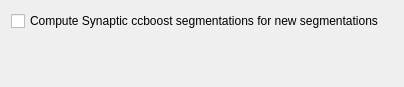
First picture: the form in GUI/Settings/CcboostSegmentationSettings.ui, repository polmonso/ccboost_segmentation, before the edit.
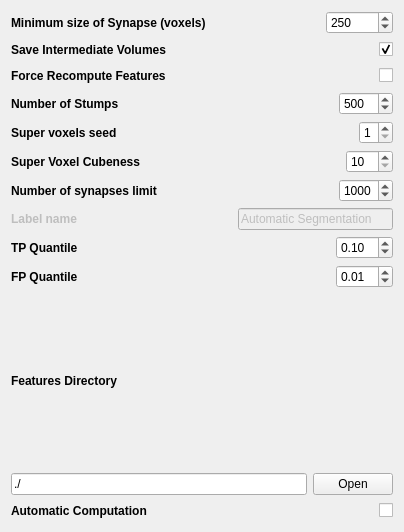
Second picture: the form after the edit.

Commit message: Branch for Real-Time, supersonic, flashgordon segmentation

What changed in the file:
```diff
--- a/GUI/Settings/CcboostSegmentationSettings.ui
+++ b/GUI/Settings/CcboostSegmentationSettings.ui
@@ -7,7 +7,7 @@
     <x>0</x>
     <y>0</y>
     <width>404</width>
-    <height>87</height>
+    <height>532</height>
    </rect>
   </property>
   <property name="minimumSize">
@@ -21,24 +21,515 @@
   </property>
   <layout class="QVBoxLayout" name="verticalLayout">
    <item>
-    <widget class="QCheckBox" name="defaultComputation">
-     <property name="text">
-      <string>Compute Synaptic ccboost segmentations for new segmentations</string>
-     </property>
-    </widget>
+    <layout class="QHBoxLayout" name="horizontalLayout">
+     <item>
+      <widget class="QLabel" name="minCCSizeLabel">
+       <property name="enabled">
+        <bool>true</bool>
+       </property>
+       <property name="font">
+        <font>
+         <weight>75</weight>
+         <bold>true</bold>
+        </font>
+       </property>
+       <property name="text">
+        <string>Minimum size of Synapse (voxels)</string>
+       </property>
+      </widget>
+     </item>
+     <item>
+      <spacer name="horizontalSpacer_3">
+       <property name="orientation">
+        <enum>Qt::Horizontal</enum>
+       </property>
+       <property name="sizeHint" stdset="0">
+        <size>
+         <width>40</width>
+         <height>20</height>
+        </size>
+       </property>
+      </spacer>
+     </item>
+     <item>
+      <widget class="QSpinBox" name="minCCSize">
+       <property name="enabled">
+        <bool>true</bool>
+       </property>
+       <property name="toolTip">
+        <string>Recommended value: 500</string>
+       </property>
+       <property name="maximum">
+        <number>1000000</number>
+       </property>
+       <property name="singleStep">
+        <number>100</number>
+       </property>
+       <property name="value">
+        <number>250</number>
+       </property>
+      </widget>
+     </item>
+    </layout>
    </item>
    <item>
-    <spacer name="verticalSpacer">
-     <property name="orientation">
-      <enum>Qt::Vertical</enum>
-     </property>
-     <property name="sizeHint" stdset="0">
-      <size>
-       <width>20</width>
-       <height>40</height>
-      </size>
-     </property>
-    </spacer>
+    <layout class="QHBoxLayout" name="horizontalLayout_5">
+     <item>
+      <widget class="QLabel" name="saveIntermediateVolumesLabel">
+       <property name="font">
+        <font>
+         <weight>75</weight>
+         <bold>true</bold>
+        </font>
+       </property>
+       <property name="text">
+        <string>Save Intermediate Volumes</string>
+       </property>
+      </widget>
+     </item>
+     <item>
+      <spacer name="horizontalSpacer_5">
+       <property name="orientation">
+        <enum>Qt::Horizontal</enum>
+       </property>
+       <property name="sizeHint" stdset="0">
+        <size>
+         <width>40</width>
+         <height>20</height>
+        </size>
+       </property>
+      </spacer>
+     </item>
+     <item>
+      <widget class="QCheckBox" name="saveIntermediateVolumes">
+       <property name="text">
+        <string/>
+       </property>
+       <property name="checked">
+        <bool>true</bool>
+       </property>
+      </widget>
+     </item>
+    </layout>
+   </item>
+   <item>
+    <layout class="QHBoxLayout" name="horizontalLayout_8">
+     <item>
+      <widget class="QLabel" name="label">
+       <property name="font">
+        <font>
+         <weight>75</weight>
+         <bold>true</bold>
+        </font>
+       </property>
+       <property name="text">
+        <string>Force Recompute Features</string>
+       </property>
+      </widget>
+     </item>
+     <item>
+      <spacer name="horizontalSpacer_7">
+       <property name="orientation">
+        <enum>Qt::Horizontal</enum>
+       </property>
+       <property name="sizeHint" stdset="0">
+        <size>
+         <width>40</width>
+         <height>20</height>
+        </size>
+       </property>
+      </spacer>
+     </item>
+     <item>
+      <widget class="QCheckBox" name="forceRecomputeFeatures">
+       <property name="text">
+        <string/>
+       </property>
+       <property name="checked">
+        <bool>false</bool>
+       </property>
+      </widget>
+     </item>
+    </layout>
+   </item>
+   <item>
+    <layout class="QHBoxLayout" name="horizontalLayout_2">
+     <item>
+      <widget class="QLabel" name="numStumpsLabel">
+       <property name="font">
+        <font>
+         <weight>75</weight>
+         <bold>true</bold>
+        </font>
+       </property>
+       <property name="text">
+        <string>Number of Stumps</string>
+       </property>
+      </widget>
+     </item>
+     <item>
+      <spacer name="horizontalSpacer">
+       <property name="orientation">
+        <enum>Qt::Horizontal</enum>
+       </property>
+       <property name="sizeHint" stdset="0">
+        <size>
+         <width>40</width>
+         <height>20</height>
+        </size>
+       </property>
+      </spacer>
+     </item>
+     <item>
+      <widget class="QSpinBox" name="numStumps">
+       <property name="toolTip">
+        <string>Number of boosted stumps to learn. Recommended value is 500.</string>
+       </property>
+       <property name="minimum">
+        <number>50</number>
+       </property>
+       <property name="maximum">
+        <number>2000</number>
+       </property>
+       <property name="singleStep">
+        <number>100</number>
+       </property>
+       <property name="value">
+        <number>500</number>
+       </property>
+      </widget>
+     </item>
+    </layout>
+   </item>
+   <item>
+    <layout class="QHBoxLayout" name="horizontalLayout_3">
+     <item>
+      <widget class="QLabel" name="svoxSeedLabel">
+       <property name="font">
+        <font>
+         <weight>75</weight>
+         <bold>true</bold>
+        </font>
+       </property>
+       <property name="text">
+        <string>Super voxels seed</string>
+       </property>
+      </widget>
+     </item>
+     <item>
+      <spacer name="horizontalSpacer_2">
+       <property name="orientation">
+        <enum>Qt::Horizontal</enum>
+       </property>
+       <property name="sizeHint" stdset="0">
+        <size>
+         <width>40</width>
+         <height>20</height>
+        </size>
+       </property>
+      </spacer>
+     </item>
+     <item>
+      <widget class="QSpinBox" name="svoxSeed">
+       <property name="toolTip">
+        <string>Supervoxel average size. For maximum detail level set to 1.</string>
+       </property>
+       <property name="minimum">
+        <number>1</number>
+       </property>
+       <property name="maximum">
+        <number>8</number>
+       </property>
+      </widget>
+     </item>
+    </layout>
+   </item>
+   <item>
+    <layout class="QHBoxLayout" name="horizontalLayout_4">
+     <item>
+      <widget class="QLabel" name="svoxCubenessLabel">
+       <property name="font">
+        <font>
+         <weight>75</weight>
+         <bold>true</bold>
+        </font>
+       </property>
+       <property name="text">
+        <string>Super Voxel Cubeness</string>
+       </property>
+      </widget>
+     </item>
+     <item>
+      <spacer name="horizontalSpacer_4">
+       <property name="orientation">
+        <enum>Qt::Horizontal</enum>
+       </property>
+       <property name="sizeHint" stdset="0">
+        <size>
+         <width>40</width>
+         <height>20</height>
+        </size>
+       </property>
+      </spacer>
+     </item>
+     <item>
+      <widget class="QSpinBox" name="svoxCubeness">
+       <property name="toolTip">
+        <string>Supervoxel roughness. Recommended values between 12 and 25.</string>
+       </property>
+       <property name="minimum">
+        <number>10</number>
+       </property>
+       <property name="maximum">
+        <number>120</number>
+       </property>
+      </widget>
+     </item>
+    </layout>
+   </item>
+   <item>
+    <layout class="QHBoxLayout" name="horizontalLayout_6">
+     <item>
+      <widget class="QLabel" name="maxNumObjLabel">
+       <property name="font">
+        <font>
+         <weight>75</weight>
+         <bold>true</bold>
+        </font>
+       </property>
+       <property name="text">
+        <string>Number of synapses limit</string>
+       </property>
+      </widget>
+     </item>
+     <item>
+      <spacer name="horizontalSpacer_6">
+       <property name="orientation">
+        <enum>Qt::Horizontal</enum>
+       </property>
+       <property name="sizeHint" stdset="0">
+        <size>
+         <width>40</width>
+         <height>20</height>
+        </size>
+       </property>
+      </spacer>
+     </item>
+     <item>
+      <widget class="QSpinBox" name="maxNumObj">
+       <property name="toolTip">
+        <string>Maximum number of synapses to generate as output.</string>
+       </property>
+       <property name="maximum">
+        <number>9999</number>
+       </property>
+       <property name="singleStep">
+        <number>10</number>
+       </property>
+       <property name="value">
+        <number>1000</number>
+       </property>
+      </widget>
+     </item>
+    </layout>
+   </item>
+   <item>
+    <layout class="QHBoxLayout" name="horizontalLayout_9">
+     <item>
+      <widget class="QLabel" name="labelNameLabel">
+       <property name="enabled">
+        <bool>false</bool>
+       </property>
+       <property name="font">
+        <font>
+         <weight>75</weight>
+         <bold>true</bold>
+        </font>
+       </property>
+       <property name="text">
+        <string>Label name</string>
+       </property>
+      </widget>
+     </item>
+     <item>
+      <spacer name="horizontalSpacer_8">
+       <property name="orientation">
+        <enum>Qt::Horizontal</enum>
+       </property>
+       <property name="sizeHint" stdset="0">
+        <size>
+         <width>40</width>
+         <height>20</height>
+        </size>
+       </property>
+      </spacer>
+     </item>
+     <item>
+      <widget class="QLineEdit" name="labelName">
+       <property name="enabled">
+        <bool>false</bool>
+       </property>
+       <property name="text">
+        <string>Automatic Segmentation</string>
+       </property>
+      </widget>
+     </item>
+    </layout>
+   </item>
+   <item>
+    <layout class="QHBoxLayout" name="horizontalLayout_10">
+     <item>
+      <widget class="QLabel" name="label_2">
+       <property name="font">
+        <font>
+         <weight>75</weight>
+         <bold>true</bold>
+        </font>
+       </property>
+       <property name="text">
+        <string>TP Quantile</string>
+       </property>
+      </widget>
+     </item>
+     <item>
+      <spacer name="horizontalSpacer_9">
+       <property name="orientation">
+        <enum>Qt::Horizontal</enum>
+       </property>
+       <property name="sizeHint" stdset="0">
+        <size>
+         <width>40</width>
+         <height>20</height>
+        </size>
+       </property>
+      </spacer>
+     </item>
+     <item>
+      <widget class="QDoubleSpinBox" name="TPQuantile">
+       <property name="singleStep">
+        <double>0.010000000000000</double>
+       </property>
+       <property name="value">
+        <double>0.100000000000000</double>
+       </property>
+      </widget>
+     </item>
+    </layout>
+   </item>
+   <item>
+    <layout class="QHBoxLayout" name="horizontalLayout_11">
+     <item>
+      <widget class="QLabel" name="label_3">
+       <property name="font">
+        <font>
+         <weight>75</weight>
+         <bold>true</bold>
+        </font>
+       </property>
+       <property name="text">
+        <string>FP Quantile</string>
+       </property>
+      </widget>
+     </item>
+     <item>
+      <spacer name="horizontalSpacer_10">
+       <property name="orientation">
+        <enum>Qt::Horizontal</enum>
+       </property>
+       <property name="sizeHint" stdset="0">
+        <size>
+         <width>40</width>
+         <height>20</height>
+        </size>
+       </property>
+      </spacer>
+     </item>
+     <item>
+      <widget class="QDoubleSpinBox" name="FPQuantile">
+       <property name="singleStep">
+        <double>0.010000000000000</double>
+       </property>
+       <property name="value">
+        <double>0.010000000000000</double>
+       </property>
+      </widget>
+     </item>
+    </layout>
+   </item>
+   <item>
+    <layout class="QVBoxLayout" name="verticalLayout_2">
+     <item>
+      <widget class="QLabel" name="synapseFeaturesDirectoryLabel">
+       <property name="font">
+        <font>
+         <weight>75</weight>
+         <bold>true</bold>
+        </font>
+       </property>
+       <property name="text">
+        <string>Features Directory</string>
+       </property>
+      </widget>
+     </item>
+     <item>
+      <layout class="QHBoxLayout" name="horizontalLayout_7">
+       <item>
+        <widget class="QLineEdit" name="featuresPath">
+         <property name="toolTip">
+          <string>Where to save temporary files.</string>
+         </property>
+         <property name="text">
+          <string>./</string>
+         </property>
+        </widget>
+       </item>
+       <item>
+        <widget class="QPushButton" name="chooseFeaturesDirectoryButton">
+         <property name="text">
+          <string>Open</string>
+         </property>
+        </widget>
+       </item>
+      </layout>
+     </item>
+    </layout>
+   </item>
+   <item>
+    <layout class="QHBoxLayout" name="horizontalLayout_12">
+     <item>
+      <widget class="QLabel" name="automaticSegmentationLabel">
+       <property name="font">
+        <font>
+         <weight>75</weight>
+         <bold>true</bold>
+        </font>
+       </property>
+       <property name="text">
+        <string>Automatic Computation</string>
+       </property>
+      </widget>
+     </item>
+     <item>
+      <spacer name="horizontalSpacer_11">
+       <property name="orientation">
+        <enum>Qt::Horizontal</enum>
+       </property>
+       <property name="sizeHint" stdset="0">
+        <size>
+         <width>40</width>
+         <height>20</height>
+        </size>
+       </property>
+      </spacer>
+     </item>
+     <item>
+      <widget class="QCheckBox" name="automaticSegmentation">
+       <property name="text">
+        <string/>
+       </property>
+      </widget>
+     </item>
+    </layout>
    </item>
   </layout>
  </widget>
```
The commit also changes 12 other files.
